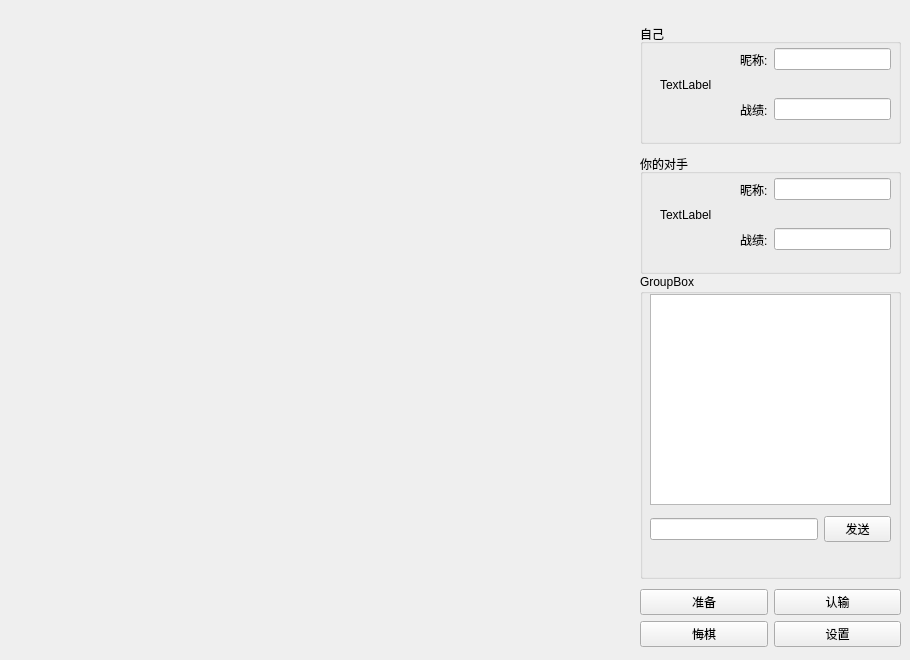
Old version of the form Gomoku/HomePage.ui in the repository Mango-HaiK/Gomuku.
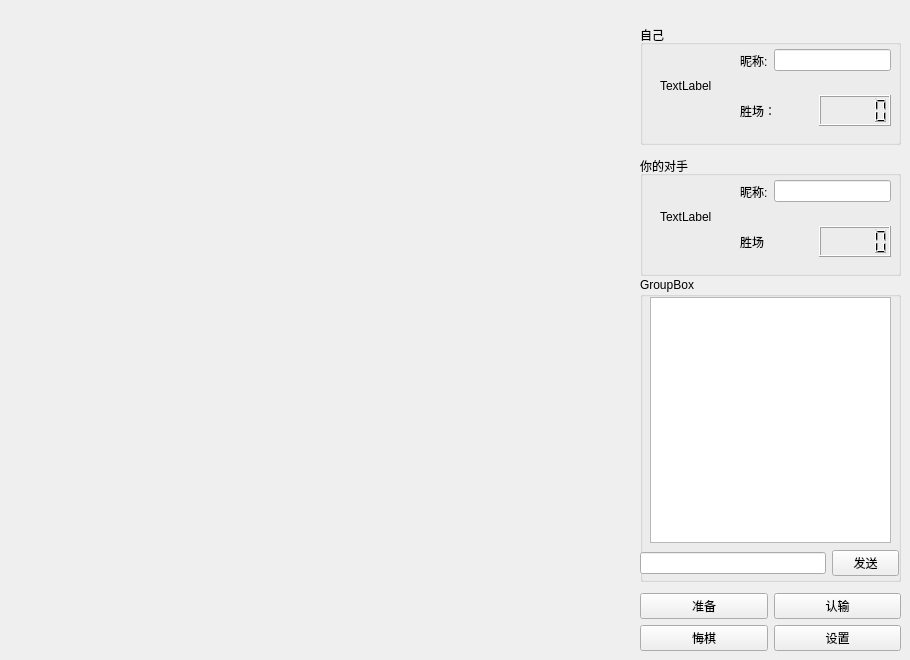
New version of the form.

```diff
--- a/Gomoku/HomePage.ui
+++ b/Gomoku/HomePage.ui
@@ -30,7 +30,7 @@
      <x>640</x>
      <y>10</y>
      <width>261</width>
-     <height>641</height>
+     <height>648</height>
     </rect>
    </property>
    <layout class="QVBoxLayout" name="verticalLayout_2">
@@ -99,12 +99,12 @@
         <item>
          <widget class="QLabel" name="label_11">
           <property name="text">
-           <string>战绩:</string>
+           <string>胜场：</string>
           </property>
          </widget>
         </item>
         <item>
-         <widget class="QLineEdit" name="lineEdit_7"/>
+         <widget class="QLCDNumber" name="lcd_PlayerA_record"/>
         </item>
        </layout>
       </widget>
@@ -175,12 +175,12 @@
         <item>
          <widget class="QLabel" name="label_5">
           <property name="text">
-           <string>战绩:</string>
+           <string>胜场</string>
           </property>
          </widget>
         </item>
         <item>
-         <widget class="QLineEdit" name="lineEdit_2"/>
+         <widget class="QLCDNumber" name="lcd_PlayerB_record"/>
         </item>
        </layout>
       </widget>
@@ -191,7 +191,7 @@
       <property name="minimumSize">
        <size>
         <width>0</width>
-        <height>283</height>
+        <height>302</height>
        </size>
       </property>
       <property name="maximumSize">
@@ -209,24 +209,24 @@
          <x>10</x>
          <y>20</y>
          <width>241</width>
-         <height>211</height>
+         <height>246</height>
         </rect>
        </property>
        <property name="html">
         <string>&lt;!DOCTYPE HTML PUBLIC &quot;-//W3C//DTD HTML 4.0//EN&quot; &quot;http://www.w3.org/TR/REC-html40/strict.dtd&quot;&gt;
 &lt;html&gt;&lt;head&gt;&lt;meta name=&quot;qrichtext&quot; content=&quot;1&quot; /&gt;&lt;style type=&quot;text/css&quot;&gt;
 p, li { white-space: pre-wrap; }
-&lt;/style&gt;&lt;/head&gt;&lt;body style=&quot; font-family:'SimSun'; font-size:9pt; font-weight:400; font-style:normal;&quot;&gt;
-&lt;p style=&quot;-qt-paragraph-type:empty; margin-top:0px; margin-bottom:0px; margin-left:0px; margin-right:0px; -qt-block-indent:0; text-indent:0px; font-family:'.AppleSystemUIFont'; font-size:13pt;&quot;&gt;&lt;br /&gt;&lt;/p&gt;&lt;/body&gt;&lt;/html&gt;</string>
+&lt;/style&gt;&lt;/head&gt;&lt;body style=&quot; font-family:'.AppleSystemUIFont'; font-size:13pt; font-weight:400; font-style:normal;&quot;&gt;
+&lt;p style=&quot;-qt-paragraph-type:empty; margin-top:0px; margin-bottom:0px; margin-left:0px; margin-right:0px; -qt-block-indent:0; text-indent:0px; font-family:'.AppleSystemUIFont';&quot;&gt;&lt;br /&gt;&lt;/p&gt;&lt;/body&gt;&lt;/html&gt;</string>
        </property>
       </widget>
       <widget class="QWidget" name="horizontalLayoutWidget_7">
        <property name="geometry">
         <rect>
-         <x>10</x>
-         <y>240</y>
-         <width>241</width>
-         <height>31</height>
+         <x>0</x>
+         <y>270</y>
+         <width>259</width>
+         <height>33</height>
         </rect>
        </property>
        <layout class="QHBoxLayout" name="horizontalLayout_9">
```
Left out of the diff: 14 changed lines with no effect on the pictures.
